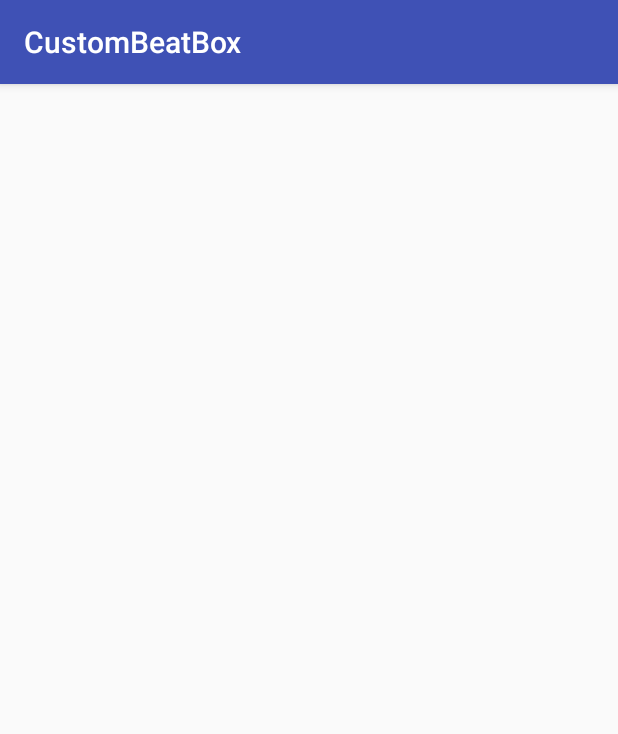
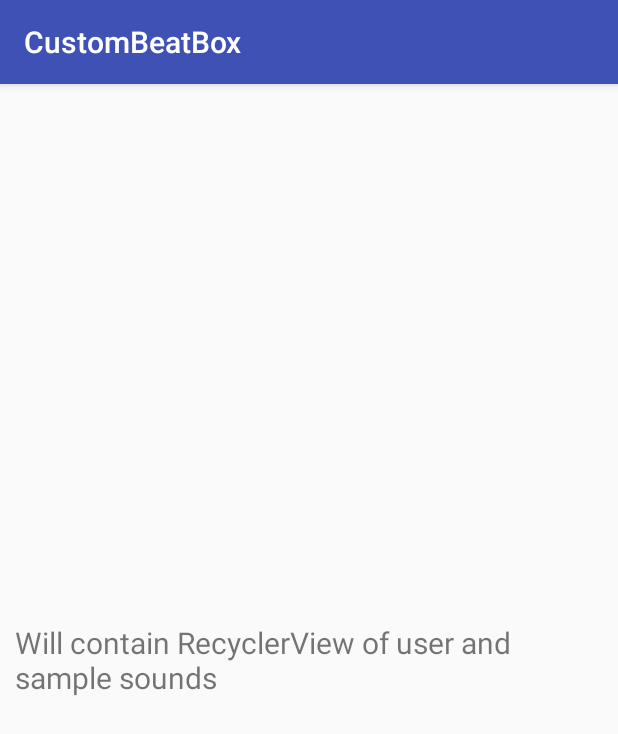
Before and after one commit to JSuupaSellers/PersonalBeatBox, an Android app: the fragment SoundDialogFragment shown on its own in the app's theme, on a phone screen of 412 x 824 dp. Shown: the top 734 px of the screen. Run offline under Robolectric (Android 15) with nearby library versions, the phone set to English and light mode, and no system bars.

Commit message:
Re-committing

```diff
--- a/app/src/main/java/com/jumpingbeanapps/android/custombeatbox/CustomBeatBoxFragment.java
+++ b/app/src/main/java/com/jumpingbeanapps/android/custombeatbox/CustomBeatBoxFragment.java
@@ -1,11 +1,8 @@
 package com.jumpingbeanapps.android.custombeatbox;
 
-import android.app.Activity;
 import android.os.Bundle;
 import android.support.annotation.Nullable;
-import android.support.v4.app.DialogFragment;
 import android.support.v4.app.Fragment;
-import android.support.v4.app.FragmentActivity;
 import android.support.v4.app.FragmentManager;
 import android.support.v7.widget.LinearLayoutManager;
 import android.support.v7.widget.RecyclerView;
--- a/app/src/main/java/com/jumpingbeanapps/android/custombeatbox/SoundDialogFragment.java
+++ b/app/src/main/java/com/jumpingbeanapps/android/custombeatbox/SoundDialogFragment.java
@@ -8,8 +8,7 @@ import android.support.v7.app.AlertDialog;
 import android.view.LayoutInflater;
 import android.view.View;
 import android.view.ViewGroup;
-import android.widget.Button;
-import android.widget.TextView;
+
 
 /**
  * Created by Meg on 1/13/17.
--- /dev/null
+++ b/app/src/main/res/layout/fragment_sound_dialog.xml
@@ -0,0 +1,19 @@
+<?xml version="1.0" encoding="utf-8"?>
+<LinearLayout xmlns:android="http://schemas.android.com/apk/res/android"
+    android:layout_width="match_parent"
+    android:layout_height="match_parent"
+    android:gravity="center"
+    android:padding="10dp"
+    android:orientation="vertical"
+    android:title="@string/sound_dialog_title"
+    android:weightSum="1">
+
+    <TextView
+        android:id="@+id/dialog_text_view"
+        android:layout_width="wrap_content"
+        android:layout_height="wrap_content"
+        android:text="Will contain RecyclerView of user and sample sounds"
+        android:textSize="20dp" />
+
+
+</LinearLayout>
--- a/app/src/main/res/values/strings.xml
+++ b/app/src/main/res/values/strings.xml
@@ -1,3 +1,6 @@
 <resources>
     <string name="app_name">CustomBeatBox</string>
+    <string name="sound_dialog_title">Pick A Sound...</string>
+    <string name="sound_dialog_dismiss">Dismiss</string>
+    <string name="sound_dialog_save">Save</string>
 </resources>
```
